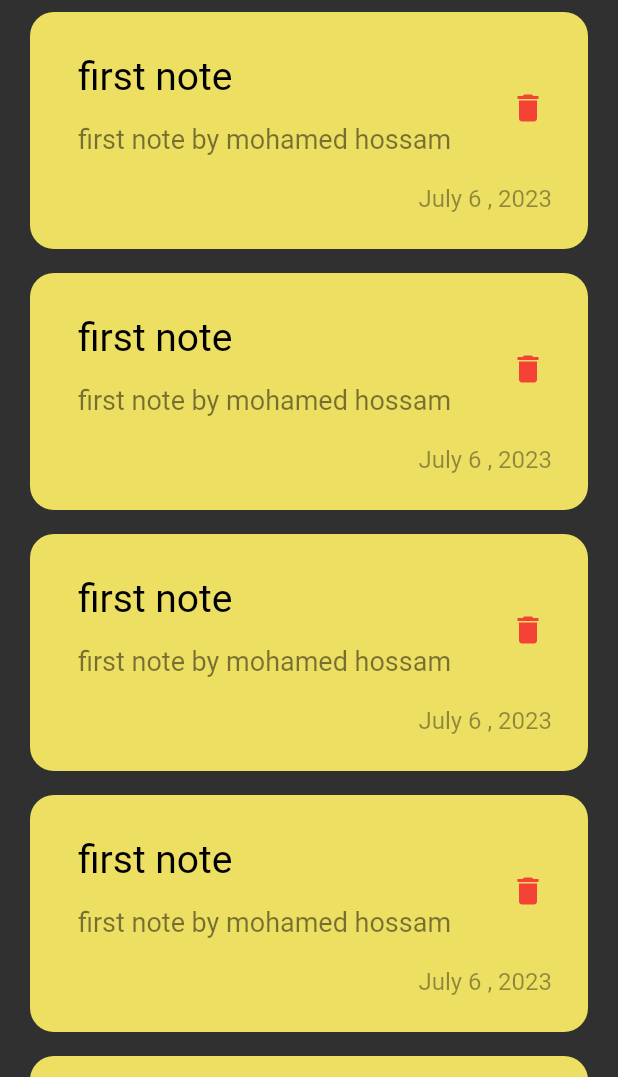
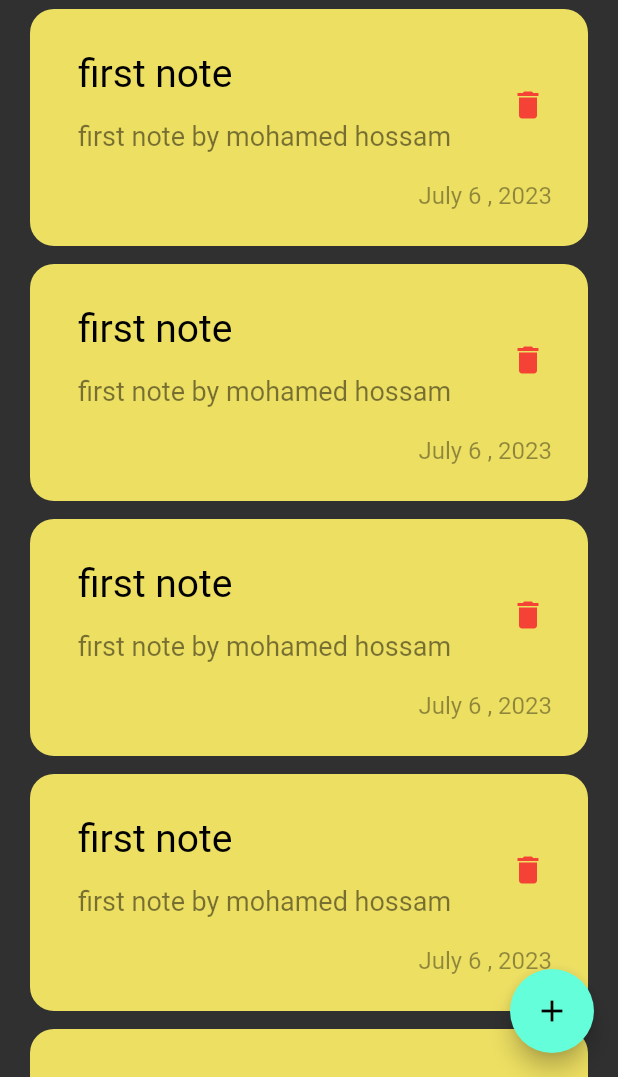
Before and after one commit to MeDoRa0/notes_app, a Flutter app: the screen it shows after launch, on a phone screen of 412 x 824 dp, the part 159-1236 px from its top. Run offline on Flutter 3.47's test engine with Material 2 defaults, Android fonts, the phone set to English and light mode, and no system bars; Roboto replaces fonts that are missing (Poppins).

Commit message:
add floating action button

```diff
--- a/lib/views/notes_view.dart
+++ b/lib/views/notes_view.dart
@@ -6,8 +6,12 @@ class NotesView extends StatelessWidget {
 
   @override
   Widget build(BuildContext context) {
-    return const Scaffold(
-      body:NotesViewBody() ,
+    return Scaffold(
+      floatingActionButton: FloatingActionButton(
+        onPressed: () {},
+        child: const Icon(Icons.add),
+      ),
+      body: const NotesViewBody(),
     );
   }
 }
--- a/lib/views/widgets/notes_list_view.dart
+++ b/lib/views/widgets/notes_list_view.dart
@@ -11,7 +11,7 @@ class NotesListView extends StatelessWidget {
     return ListView.builder(
       itemBuilder: (context, index) {
         return const Padding(
-          padding: EdgeInsets.symmetric(vertical: 8),
+          padding: EdgeInsets.symmetric(vertical: 6),
           child: NoteItem(),
         );
       },
--- a/lib/views/widgets/notes_view_body.dart
+++ b/lib/views/widgets/notes_view_body.dart
@@ -8,8 +8,8 @@ class NotesViewBody extends StatelessWidget {
 
   @override
   Widget build(BuildContext context) {
-    return  Padding(
-      padding:  const EdgeInsets.symmetric(horizontal: 20),
+    return Padding(
+      padding: const EdgeInsets.symmetric(horizontal: 20),
       child: Column(
         children: [
           SizedBox(
```
